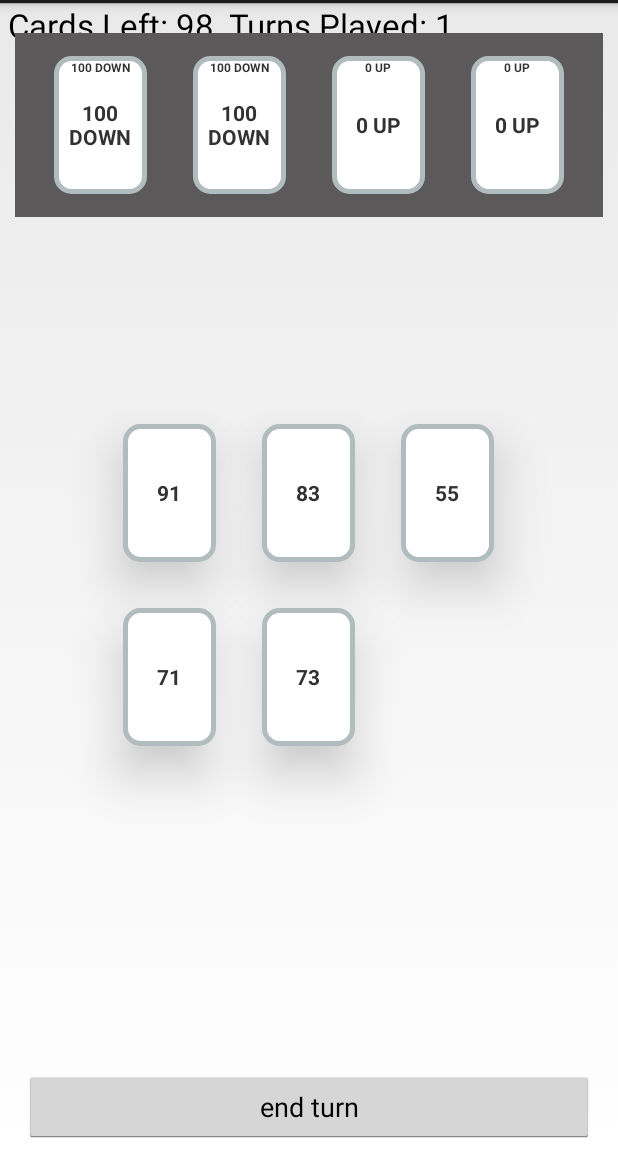
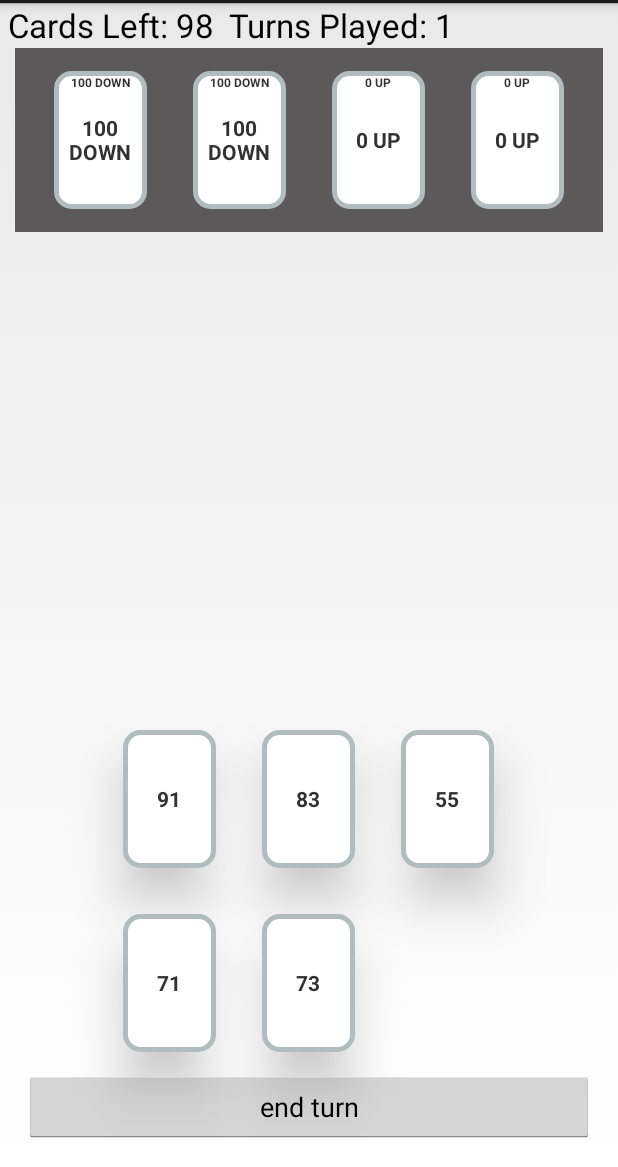
Before and after one commit to drewkoester/TheGame, an Android app: the MainActivity screen opened directly, with no data from a screen before it, on a phone screen of 412 x 824 dp, the part 69-1236 px from its top. Run offline under Robolectric (Android 15) with nearby library versions, the phone set to English and light mode, and no system bars.

Commit message:
Change layout slightly

```diff
--- a/app/src/main/res/layout/activity_main.xml
+++ b/app/src/main/res/layout/activity_main.xml
@@ -40,6 +40,87 @@
             android:text="Turns Played: 1"
             android:textAppearance="?android:attr/textAppearanceLarge"
             android:textColor="@color/black" />
+
+        <RelativeLayout
+            android:id="@+id/stock_cards"
+            android:layout_width="match_parent"
+            android:layout_height="368dp"
+            android:layout_gravity="center"
+            android:layout_marginLeft="10dp"
+            android:layout_marginRight="10dp"
+            android:gravity="center"
+            android:orientation="horizontal"
+            android:tag="stock_cards"
+            android:layout_alignParentBottom="true"
+            android:layout_centerHorizontal="true">
+
+            <TextView
+                android:id="@+id/rugby"
+                android:layout_width="@dimen/card_width"
+                android:layout_height="@dimen/card_height"
+                android:layout_margin="@dimen/playing_card_margin"
+                android:adjustViewBounds="true"
+                android:background="@drawable/layout_bg"
+                android:elevation="20dp"
+                android:gravity="center"
+                android:src="@drawable/number1"
+                android:textStyle="bold" />
+
+            <TextView
+                android:id="@+id/hand_card_2"
+                android:layout_width="@dimen/card_width"
+                android:layout_height="@dimen/card_height"
+                android:layout_margin="@dimen/playing_card_margin"
+                android:layout_toRightOf="@+id/rugby"
+                android:adjustViewBounds="true"
+                android:background="@drawable/layout_bg"
+                android:elevation="20dp"
+                android:gravity="center"
+                android:src="@drawable/tennis"
+                android:textStyle="bold" />
+
+            <TextView
+                android:id="@+id/soccer"
+                android:layout_width="@dimen/card_width"
+                android:layout_height="@dimen/card_height"
+                android:layout_margin="@dimen/playing_card_margin"
+                android:layout_toRightOf="@+id/hand_card_2"
+                android:adjustViewBounds="true"
+                android:background="@drawable/layout_bg"
+                android:elevation="20dp"
+                android:gravity="center"
+                android:src="@drawable/soccer"
+                android:textStyle="bold"
+                android:visibility="visible"/>
+
+            <TextView
+                android:id="@+id/tennis2"
+                android:layout_width="@dimen/card_width"
+                android:layout_height="@dimen/card_height"
+                android:layout_below="@id/rugby"
+                android:layout_margin="@dimen/playing_card_margin"
+                android:adjustViewBounds="true"
+                android:background="@drawable/layout_bg"
+                android:elevation="20dp"
+                android:gravity="center"
+                android:src="@drawable/number4"
+                android:textStyle="bold" />
+
+            <TextView
+                android:id="@+id/soccer3"
+                android:layout_width="@dimen/card_width"
+                android:layout_height="@dimen/card_height"
+                android:layout_below="@+id/hand_card_2"
+                android:layout_margin="@dimen/playing_card_margin"
+                android:layout_toRightOf="@+id/tennis2"
+                android:adjustViewBounds="true"
+                android:background="@drawable/layout_bg"
+                android:elevation="20dp"
+                android:gravity="center"
+                android:src="@drawable/number5"
+                android:textStyle="bold" />
+
+        </RelativeLayout>
     </RelativeLayout>
 
 
@@ -51,7 +132,7 @@
         android:layout_gravity="center_horizontal|top"
         android:layout_marginLeft="10dp"
         android:layout_marginRight="10dp"
-        android:layout_marginTop="20dp"
+        android:layout_marginTop="30dp"
         android:background="#5b5959"
         android:baselineAligned="false"
         android:elevation="0dp"
@@ -170,84 +251,6 @@
 </LinearLayout>
 
 <!--Stock-->
-    <RelativeLayout
-        android:id="@+id/stock_cards"
-        android:layout_width="match_parent"
-        android:layout_height="match_parent"
-        android:layout_gravity="center"
-        android:layout_marginLeft="10dp"
-        android:layout_marginRight="10dp"
-        android:gravity="center"
-        android:orientation="horizontal"
-        android:tag="stock_cards">
-
-        <TextView
-            android:id="@+id/rugby"
-            android:layout_width="@dimen/card_width"
-            android:layout_height="@dimen/card_height"
-            android:layout_margin="@dimen/playing_card_margin"
-            android:adjustViewBounds="true"
-            android:background="@drawable/layout_bg"
-            android:elevation="20dp"
-            android:gravity="center"
-            android:src="@drawable/number1"
-            android:textStyle="bold" />
-
-        <TextView
-            android:id="@+id/hand_card_2"
-            android:layout_width="@dimen/card_width"
-            android:layout_height="@dimen/card_height"
-            android:layout_margin="@dimen/playing_card_margin"
-            android:layout_toRightOf="@+id/rugby"
-            android:adjustViewBounds="true"
-            android:background="@drawable/layout_bg"
-            android:elevation="20dp"
-            android:gravity="center"
-            android:src="@drawable/tennis"
-            android:textStyle="bold" />
-
-        <TextView
-            android:id="@+id/soccer"
-            android:layout_width="@dimen/card_width"
-            android:layout_height="@dimen/card_height"
-            android:layout_margin="@dimen/playing_card_margin"
-            android:layout_toRightOf="@+id/hand_card_2"
-            android:adjustViewBounds="true"
-            android:background="@drawable/layout_bg"
-            android:elevation="20dp"
-            android:gravity="center"
-            android:src="@drawable/soccer"
-            android:textStyle="bold"
-            android:visibility="visible"/>
-
-        <TextView
-            android:id="@+id/tennis2"
-            android:layout_width="@dimen/card_width"
-            android:layout_height="@dimen/card_height"
-            android:layout_below="@id/rugby"
-            android:layout_margin="@dimen/playing_card_margin"
-            android:adjustViewBounds="true"
-            android:background="@drawable/layout_bg"
-            android:elevation="20dp"
-            android:gravity="center"
-            android:src="@drawable/number4"
-            android:textStyle="bold" />
-
-        <TextView
-            android:id="@+id/soccer3"
-            android:layout_width="@dimen/card_width"
-            android:layout_height="@dimen/card_height"
-            android:layout_below="@+id/hand_card_2"
-            android:layout_margin="@dimen/playing_card_margin"
-            android:layout_toRightOf="@+id/tennis2"
-            android:adjustViewBounds="true"
-            android:background="@drawable/layout_bg"
-            android:elevation="20dp"
-            android:gravity="center"
-            android:src="@drawable/number5"
-            android:textStyle="bold" />
-
-    </RelativeLayout>
 
 
     <!--Buttons for Stuff-->
--- /dev/null
+++ b/app/src/main/res/layout/activity_rules.xml
@@ -0,0 +1,6 @@
+<android.support.v4.view.ViewPager xmlns:android="http://schemas.android.com/apk/res/android"
+    xmlns:tools="http://schemas.android.com/tools"
+    android:id="@+id/container"
+    android:layout_width="match_parent"
+    android:layout_height="match_parent"
+    tools:context="com.dkstuff.random.thegame.RulesActivity" />
```
Also changed, not shown: app/src/main/res/layout/fragment_rules.xml (added, +16 -0 lines), app/src/main/res/menu/menu_rules.xml (added, +9 -0 lines), 1 other file.
